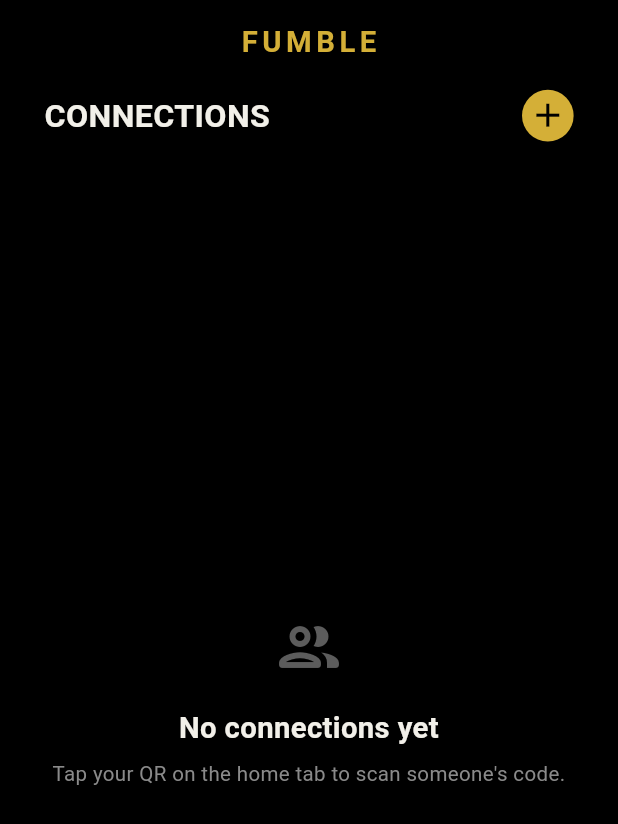
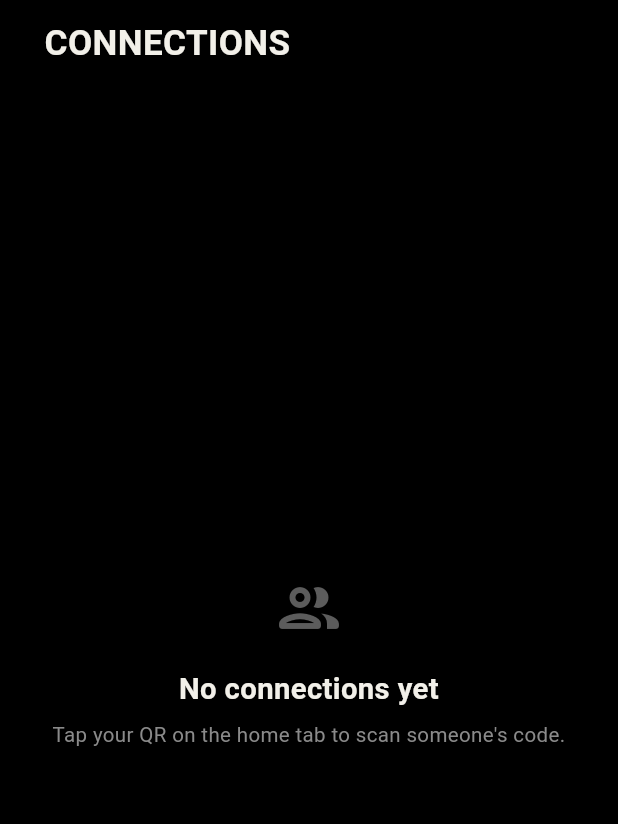
Before and after one commit to zakariya-codesorbit/fumble, a Flutter app: the ConnectionsScreen screen opened by its route, on a phone screen of 412 x 824 dp. Shown: the top 824 px of the screen. Run offline on Flutter 3.47's test engine with Material 3 defaults, Android fonts, the phone set to English and light mode, and no system bars; our stand-ins replace cached_network_image, cloud_firestore, connectivity_plus, country_code_picker, firebase_analytics, firebase_auth and 16 more; missing offline and left inert: encrypt, firebase_app_check, mobile_scanner; accounts and stored records are empty; Roboto replaces fonts that are missing (SF Pro Display).

Commit message:
connection UI updated

```diff
--- a/lib/view/screens/connections_screen/connections_screen.dart
+++ b/lib/view/screens/connections_screen/connections_screen.dart
@@ -1,9 +1,7 @@
 import 'package:flutter/material.dart';
 import 'package:flutter_riverpod/flutter_riverpod.dart';
 
-import 'package:fumble/core/theme/colors.dart';
 import 'package:fumble/state/providers/app_providers.dart';
-import 'package:fumble/utils/app_assets.dart';
 import 'package:fumble/utils/constant.dart';
 import 'package:fumble/utils/style.dart';
 import 'package:fumble/view/screens/connections_screen/components/connection_actions.dart';
@@ -15,7 +13,6 @@
 import 'package:fumble/view/widgets/feedback/app_error_state.dart';
 import 'package:fumble/view/widgets/feedback/app_loader.dart';
 import 'package:fumble/view/widgets/feedback/no_data_found.dart';
-import 'package:fumble/view/widgets/layout/app_app_bar.dart';
 
 class ConnectionsScreen extends ConsumerWidget {
   const ConnectionsScreen({super.key});
@@ -27,34 +24,23 @@
 
     return BaseScreenWidget(
       builder: (context) => ScaffoldContent(
-        appBar: const AppAppBar(title: AppConstant.brand, brandTitle: true),
-        body: Column(
+        body: SafeArea(
+          bottom: false,
+          child: Column(
             crossAxisAlignment: CrossAxisAlignment.start,
             children: [
-            Row(
-              mainAxisAlignment: MainAxisAlignment.spaceBetween,
-              children: [
-                AppConstant.connectionsTitle.toText(
-                  fontSize: 22,
+              AppConstant.connectionsTitle
+                  .toText(
+                    fontSize: 24,
                     fontWeight: AppStyle.w600,
                     lineHeight: 1.15,
+                  )
+                  .paddingOnly(
+                    left: 28.w,
+                    right: 28.w,
+                    top: 16.h,
+                    bottom: 16.h,
                   ),
-                Container(
-                  padding: const EdgeInsets.all(4),
-                  decoration: BoxDecoration(
-                    shape: BoxShape.circle,
-                    color: AppColors.gold,
-                  ),
-                  child: Icon(
-                    AppIcons.add,
-                    color: AppColors.background,
-                    size: 25.w,
-                  ),
-                ).onPress(() {
-                  ref.read(bottomNavProvider.notifier).setIndex(0);
-                }),
-              ],
-            ).paddingOnly(left: 28.w, right: 28.w, top: 4.h, bottom: 16.h),
               Expanded(
                 child: connectionsAsync.when(
                   loading: () => const AppLoader(),
@@ -69,7 +55,7 @@
                       );
                     }
                     return ListView.separated(
-                    padding: EdgeInsets.fromLTRB(28.w, 0, 28.w, 24.h),
+                      padding: EdgeInsets.fromLTRB(20.w, 0, 20.w, 24.h),
                       itemCount: connections.length,
                       separatorBuilder: (context, index) => 12.height,
                       itemBuilder: (context, index) {
@@ -93,6 +79,7 @@
             ],
           ),
         ),
+      ),
     );
   }
 }
```
Lines whose indentation alone changed are shown as unchanged.
